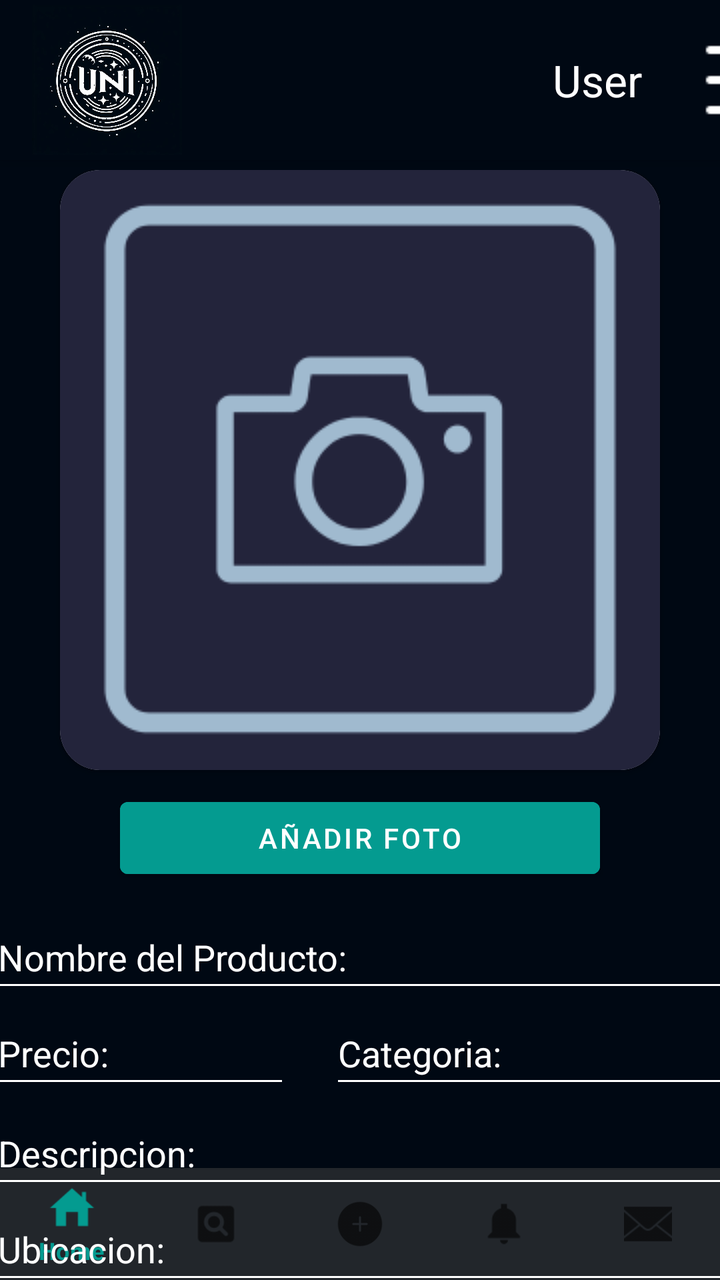
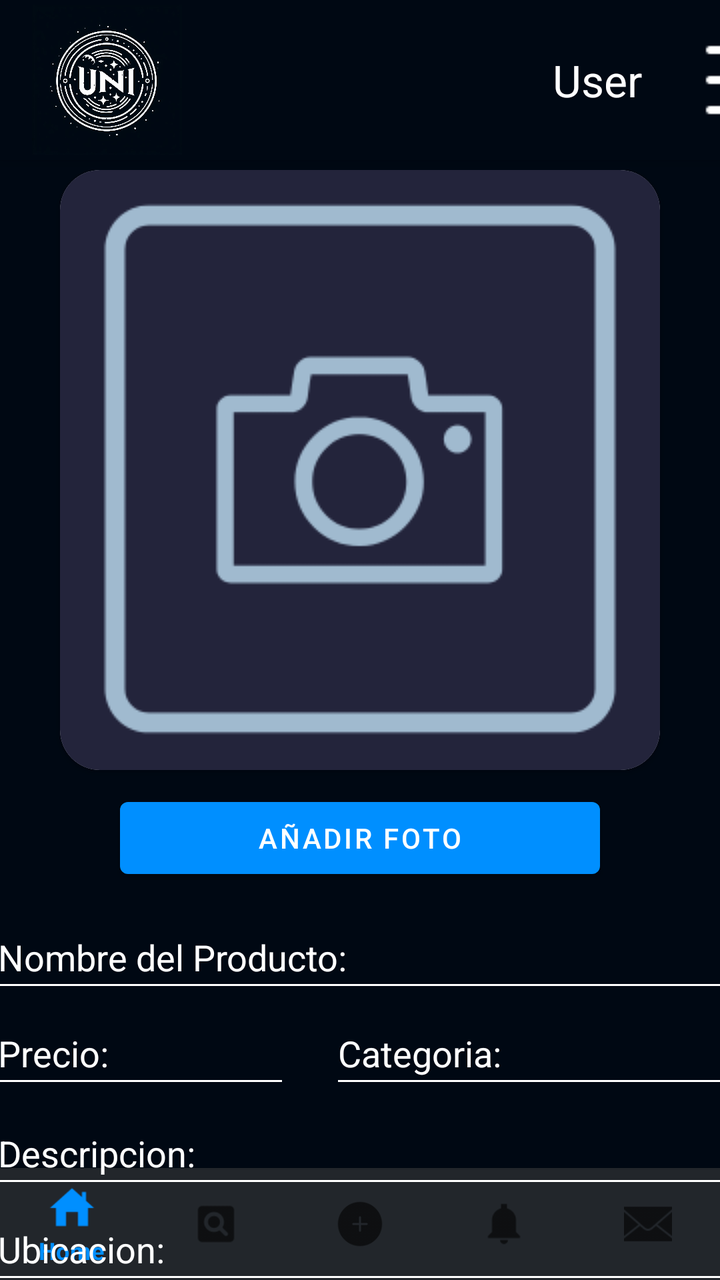

An Android layout rendered at two revisions. The XML below is the earlier revision; the diff shows what the commit changed to produce the second picture.
<!-- AndroidManifest.xml: application theme Theme.UNIverse -->
<!-- res/layout/activity_create_posts.xml -->
<?xml version="1.0" encoding="utf-8"?>
<androidx.constraintlayout.widget.ConstraintLayout xmlns:android="http://schemas.android.com/apk/res/android"
    xmlns:app="http://schemas.android.com/apk/res-auto"
    xmlns:tools="http://schemas.android.com/tools"
    android:layout_width="match_parent"
    android:layout_height="match_parent"
    tools:context=".post_feed.CreatePostsActivity"
    android:background="@color/backgroundUniverse">
    <include layout="@layout/activity_actionbar"></include>
    <include layout="@layout/activity_navbar"></include>

    <LinearLayout
        android:id="@+id/images_btn"
        android:layout_width="match_parent"
        android:layout_height="match_parent"
        android:gravity="top|center"
        android:layout_marginTop="85dp"
        android:orientation="vertical"
        android:visibility="visible">

        <androidx.cardview.widget.CardView
            android:layout_width="300dp"
            android:layout_height="300dp"
            app:cardCornerRadius="20dp">
            <ImageView
                android:id="@+id/photo_post"
                android:layout_width="match_parent"
                android:layout_height="match_parent"
                app:srcCompat="@drawable/ic_foto_update"/>
        </androidx.cardview.widget.CardView>

        <LinearLayout
            android:layout_width="match_parent"
            android:layout_height="wrap_content"
            android:gravity="center"
            android:orientation="horizontal"
            android:layout_marginTop="10dp"
            android:layout_marginBottom="10dp">

            <Button
                android:id="@+id/btn_photo"
                android:layout_width="240dp"
                android:layout_height="wrap_content"
                android:backgroundTint="@color/cyan"
                android:text="Añadir Foto" />

        </LinearLayout>

        <EditText
            android:id="@+id/name_product_post"
            android:layout_width="370dp"
            android:layout_height="48dp"
            android:autofillHints="name"
            android:backgroundTint="@color/white"
            android:textColorHint="@color/white"
            android:hint="Nombre del Producto:"
            android:inputType="text"
            android:textColor="@color/white" />
        <LinearLayout
            android:id="@+id/linearLayout_price_category"
            android:layout_width="370dp"
            android:layout_height="50dp">
            <EditText
                android:id="@+id/price_product_post"
                android:layout_width="150dp"
                android:layout_height="48dp"
                android:backgroundTint="@color/white"
                android:textColorHint="@color/white"
                android:hint="Precio:"
                android:inputType="text"
                android:textColor="@color/white" />

            <EditText
                android:id="@+id/multispinner_category"
                android:layout_width="200dp"
                android:layout_height="48dp"
                android:layout_marginStart="20dp"
                android:layout_marginEnd="0dp"
                android:backgroundTint="@color/white"
                android:textColorHint="@color/white"
                android:hint="Categoria:"
                android:inputType="text"
                android:textColor="@color/white" />
        </LinearLayout>

        <EditText
            android:id="@+id/descrip_product_post"
            android:layout_width="370dp"
            android:layout_height="48dp"
            android:autofillHints="name"
            android:backgroundTint="@color/white"
            android:textColorHint="@color/white"
            android:hint="Descripcion:"
            android:inputType="textMultiLine"
            android:textColor="@color/white"
            android:maxEms="250"
            android:scrollbarAlwaysDrawVerticalTrack="true"/>

        <EditText
            android:id="@+id/location_product_post"
            android:layout_width="370dp"
            android:layout_height="48dp"
            android:autofillHints="name"
            android:backgroundTint="@color/white"
            android:textColorHint="@color/white"
            android:hint="Ubicacion:"
            android:inputType="text"
            android:textColor="@color/white" />

        <EditText
            android:id="@+id/stock_product_post"
            android:layout_width="370dp"
            android:layout_height="48dp"
            android:autofillHints="name"
            android:backgroundTint="@color/white"
            android:textColorHint="@color/white"
            android:hint="Cant. Producto:"
            android:inputType="number"
            android:textColor="@color/white"/>

        <Button
            android:id="@+id/btn_add"
            android:layout_width="250dp"
            android:layout_height="50dp"
            android:layout_marginTop="30dp"
            android:text="PUBLICAR"
            android:textSize="25sp"
            android:background="@color/sky_blue_button"/>


    </LinearLayout>
</androidx.constraintlayout.widget.ConstraintLayout>
<!-- res/layout/activity_actionbar.xml (included above) -->
<?xml version="1.0" encoding="utf-8"?>
<androidx.coordinatorlayout.widget.CoordinatorLayout xmlns:android="http://schemas.android.com/apk/res/android"
    xmlns:app="http://schemas.android.com/apk/res-auto"
    android:id="@+id/mainBar"
    android:layout_width="match_parent"
    android:layout_height="match_parent">

    <com.google.android.material.appbar.AppBarLayout
        android:layout_width="match_parent"
        android:layout_height="80dp"

        android:theme="@style/AppTheme.WithMain">

        <androidx.appcompat.widget.Toolbar
            android:id="@+id/toolbar"
            android:layout_width="match_parent"
            android:layout_height="match_parent"
            android:background="@color/backgroundUniverse"
            android:popupTheme="@style/AppTheme.PopupOverlay">

            
            <ImageView
                android:id="@+id/logo"
                android:layout_width="75dp"
                android:layout_height="75dp"
                android:src="@drawable/universe_logo"
                android:clickable="true"
                android:contentDescription="logo"/>

            
            <TextView
                android:id="@+id/username"
                android:layout_width="240dp"
                android:layout_height="wrap_content"
                android:text="User"
                android:textAlignment="textEnd"
                android:padding="10dp"
                android:textColor="@android:color/white"
                android:textSize="22sp"
                android:layout_marginEnd="20dp"
                android:maxWidth="150dp" />

            
            <ImageButton
                android:id="@+id/menuButton"
                android:layout_width="48dp"
                android:layout_height="48dp"
                android:src="@drawable/ic_menu"
                android:background="@color/backgroundUniverse"
                android:contentDescription="menu"
                android:layout_marginEnd="10dp"/>

        </androidx.appcompat.widget.Toolbar>

    </com.google.android.material.appbar.AppBarLayout>

</androidx.coordinatorlayout.widget.CoordinatorLayout>
<!-- res/layout/activity_navbar.xml (included above) -->
<androidx.coordinatorlayout.widget.CoordinatorLayout xmlns:android="http://schemas.android.com/apk/res/android"
    xmlns:app="http://schemas.android.com/apk/res-auto"
    android:layout_width="match_parent"
    android:layout_height="match_parent">

    <com.google.android.material.bottomnavigation.BottomNavigationView
        android:id="@+id/bottom_navigation"
        android:layout_width="match_parent"
        android:layout_height="wrap_content"
        android:layout_gravity="bottom"
        android:background="@color/gray_toolbar"
        app:menu="@menu/bottom_navigation_menu" />

</androidx.coordinatorlayout.widget.CoordinatorLayout>
<!-- resources referenced by this layout -->
<resources>
  <color name="backgroundUniverse">#000813</color>
  <color name="cyan">#049B90</color>
  <color name="gray_toolbar">#22262B</color>
  <color name="sky_blue_button">#1E7DFF</color>
  <color name="white">#FFFFFFFF</color>
  <!-- drawable ic_foto_update: png bitmap (drawable, 8267 bytes) -->
  <!-- drawable ic_menu: png bitmap (drawable, 175 bytes) -->
  <!-- drawable universe_logo: jpg bitmap (drawable, 114702 bytes) -->
  <style name="AppTheme.PopupOverlay" parent="ThemeOverlay.AppCompat.Light">
          
          <item name="android:colorBackground">@color/backgroundUniverse</item>
          <item name="android:textColor">@color/white</item>
          <item name="android:textSize">16sp</item>
          
      </style>
  <style name="AppTheme.WithMain" parent="Theme.AppCompat.Light.DarkActionBar">
          
          
          <item name="colorPrimary">#303030</item>
          
          <item name="colorPrimaryDark">#424242</item>
          
          <item name="colorAccent">#FF5252</item>
          <item name="android:windowActionBarOverlay">true</item>
      </style>
  <style name="Theme.UNIverse" parent="Theme.MaterialComponents.DayNight.NoActionBar">
          
          <item name="colorPrimary">@color/cyan</item>
          <item name="colorPrimaryVariant">@color/purple_700</item>
          <item name="colorOnPrimary">@color/white</item>
          
          <item name="colorSecondary">@color/teal_200</item>
          <item name="colorSecondaryVariant">@color/teal_700</item>
          <item name="colorOnSecondary">@color/black</item>
          
          <item name="android:statusBarColor">?attr/colorPrimaryVariant</item>
          
          <item name="colorButtonNormal">@color/cyan</item>
      </style>
  <color name="purple_700">#FF3700B3</color>
  <color name="teal_200">#FF03DAC5</color>
  <color name="teal_700">#FF018786</color>
  <color name="black">#FF000000</color>
</resources>

<!-- the commit's change to res/layout/activity_create_posts.xml (unified diff, before → after) -->
@@ -41,7 +41,6 @@
                 android:id="@+id/btn_photo"
                 android:layout_width="240dp"
                 android:layout_height="wrap_content"
-                android:backgroundTint="@color/cyan"
                 android:text="Añadir Foto" />
 
         </LinearLayout>
@@ -121,11 +120,10 @@
         <Button
             android:id="@+id/btn_add"
             android:layout_width="250dp"
-            android:layout_height="50dp"
+            android:layout_height="55dp"
             android:layout_marginTop="30dp"
             android:text="PUBLICAR"
-            android:textSize="25sp"
-            android:background="@color/sky_blue_button"/>
+            android:textSize="25sp" />
 
 
     </LinearLayout>
<!-- resource entries referenced after the edit -->
@@ -3,7 +3,7 @@
   <color name="backgroundUniverse">#000813</color>
   <color name="cyan">#049B90</color>
   <color name="gray_toolbar">#22262B</color>
-  <color name="sky_blue_button">#1E7DFF</color>
+  <color name="sky_blue_button">#008FFF</color>
   <color name="white">#FFFFFFFF</color>
   <!-- drawable ic_foto_update: png bitmap (drawable, 8267 bytes) -->
   <!-- drawable ic_menu: png bitmap (drawable, 175 bytes) -->
@@ -27,12 +27,12 @@
       </style>
   <style name="Theme.UNIverse" parent="Theme.MaterialComponents.DayNight.NoActionBar">
           
-          <item name="colorPrimary">@color/cyan</item>
+          <item name="colorPrimary">@color/sky_blue_button</item>
           <item name="colorPrimaryVariant">@color/purple_700</item>
           <item name="colorOnPrimary">@color/white</item>
           
           <item name="colorSecondary">@color/teal_200</item>
-          <item name="colorSecondaryVariant">@color/teal_700</item>
+          <item name="colorSecondaryVariant">@color/sky_blue_button</item>
           <item name="colorOnSecondary">@color/black</item>
           
           <item name="android:statusBarColor">?attr/colorPrimaryVariant</item>
@@ -41,7 +41,6 @@
       </style>
   <color name="purple_700">#FF3700B3</color>
   <color name="teal_200">#FF03DAC5</color>
-  <color name="teal_700">#FF018786</color>
   <color name="black">#FF000000</color>
 </resources>
 
